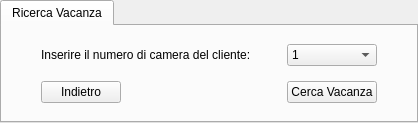
First picture: the form in ui/Receptionist/GestireLaVacanza/RicercaVacanza.ui, repository mdoraz/Hotel, before the edit.
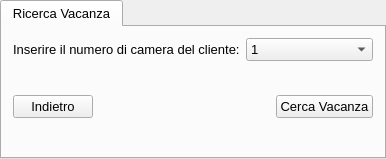
Second picture: the form after the edit.

```diff
--- a/ui/Receptionist/GestireLaVacanza/RicercaVacanza.ui
+++ b/ui/Receptionist/GestireLaVacanza/RicercaVacanza.ui
@@ -6,10 +6,22 @@
    <rect>
     <x>0</x>
     <y>0</y>
-    <width>418</width>
-    <height>123</height>
+    <width>386</width>
+    <height>159</height>
    </rect>
   </property>
+  <property name="minimumSize">
+   <size>
+    <width>385</width>
+    <height>150</height>
+   </size>
+  </property>
+  <property name="font">
+   <font>
+    <family>Arial</family>
+    <pointsize>10</pointsize>
+   </font>
+  </property>
   <property name="windowTitle">
    <string>Struttura Alberghiera</string>
   </property>
@@ -18,11 +30,73 @@
     <string>Ricerca Vacanza</string>
    </attribute>
    <layout class="QGridLayout" name="gridLayout">
-    <item row="0" column="0">
-     <widget class="QLabel" name="labelInserireNumeroCameraCliente">
-      <property name="text">
-       <string>Inserire il numero di camera del cliente:</string>
-      </property>
+    <property name="leftMargin">
+     <number>11</number>
+    </property>
+    <property name="topMargin">
+     <number>11</number>
+    </property>
+    <property name="rightMargin">
+     <number>11</number>
+    </property>
+    <property name="bottomMargin">
+     <number>11</number>
+    </property>
+    <item row="1" column="0" colspan="2">
+     <widget class="QWidget" name="widget" native="true">
+      <layout class="QHBoxLayout" name="horizontalLayout">
+       <property name="leftMargin">
+        <number>0</number>
+       </property>
+       <property name="topMargin">
+        <number>0</number>
+       </property>
+       <property name="rightMargin">
+        <number>0</number>
+       </property>
+       <property name="bottomMargin">
+        <number>0</number>
+       </property>
+       <item>
+        <widget class="QPushButton" name="btnIndietro">
+         <property name="sizePolicy">
+          <sizepolicy hsizetype="Maximum" vsizetype="Fixed">
+           <horstretch>0</horstretch>
+           <verstretch>0</verstretch>
+          </sizepolicy>
+         </property>
+         <property name="text">
+          <string>Indietro</string>
+         </property>
+        </widget>
+       </item>
+       <item>
+        <spacer name="horizontalSpacer">
+         <property name="orientation">
+          <enum>Qt::Horizontal</enum>
+         </property>
+         <property name="sizeHint" stdset="0">
+          <size>
+           <width>126</width>
+           <height>20</height>
+          </size>
+         </property>
+        </spacer>
+       </item>
+       <item>
+        <widget class="QPushButton" name="btnCerca">
+         <property name="sizePolicy">
+          <sizepolicy hsizetype="Maximum" vsizetype="Fixed">
+           <horstretch>0</horstretch>
+           <verstretch>0</verstretch>
+          </sizepolicy>
+         </property>
+         <property name="text">
+          <string>Cerca Vacanza</string>
+         </property>
+        </widget>
+       </item>
+      </layout>
      </widget>
     </item>
     <item row="0" column="1">
@@ -209,29 +283,10 @@
       </item>
      </widget>
     </item>
-    <item row="1" column="1">
-     <widget class="QPushButton" name="btnCercaVacanza">
-      <property name="sizePolicy">
-       <sizepolicy hsizetype="Maximum" vsizetype="Fixed">
-        <horstretch>0</horstretch>
-        <verstretch>0</verstretch>
-       </sizepolicy>
-      </property>
+    <item row="0" column="0">
+     <widget class="QLabel" name="labelInserireNumeroCameraCliente">
       <property name="text">
-       <string>Cerca Vacanza</string>
-      </property>
-     </widget>
-    </item>
-    <item row="1" column="0">
-     <widget class="QPushButton" name="btnIndietro">
-      <property name="sizePolicy">
-       <sizepolicy hsizetype="Maximum" vsizetype="Fixed">
-        <horstretch>0</horstretch>
-        <verstretch>0</verstretch>
-       </sizepolicy>
-      </property>
-      <property name="text">
-       <string>Indietro</string>
+       <string>Inserire il numero di camera del cliente:</string>
       </property>
      </widget>
     </item>
```
Left out of the diff: 5 changed lines with no effect on the pictures.
